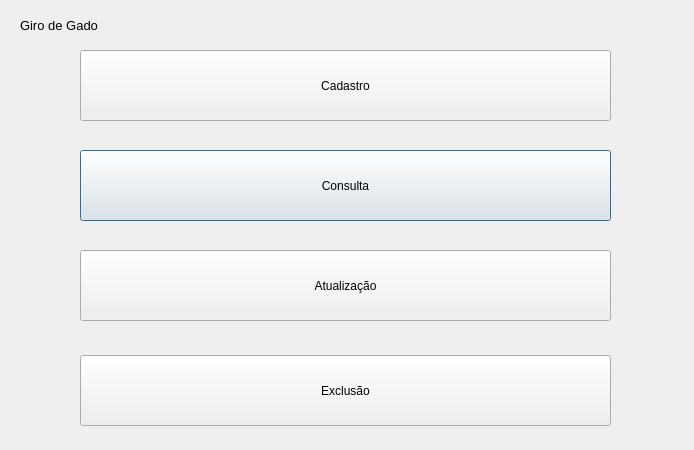
This is cattlemanagementscreen.ui in MaceGabriel/GiroDeGado as Qt 5 draws it before an edit. The edited form follows.
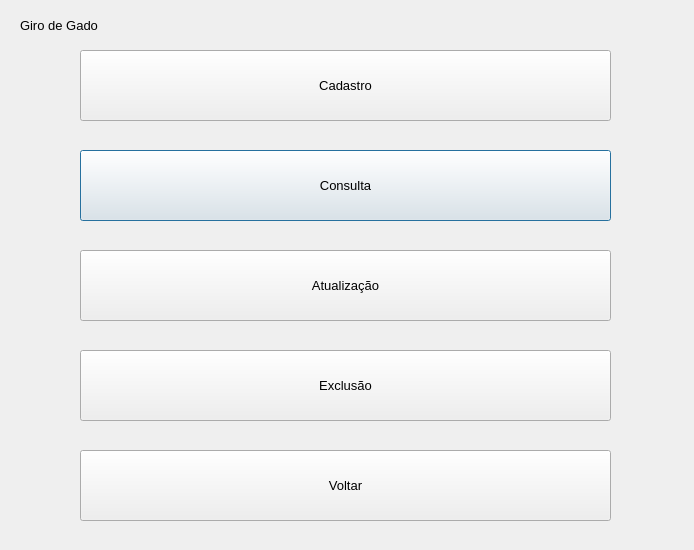
This is the edited form.

What changed in the file:
```diff
--- a/cattlemanagementscreen.ui
+++ b/cattlemanagementscreen.ui
@@ -7,7 +7,7 @@
     <x>0</x>
     <y>0</y>
     <width>694</width>
-    <height>450</height>
+    <height>550</height>
    </rect>
   </property>
   <property name="windowTitle">
@@ -22,6 +22,11 @@
      <height>71</height>
     </rect>
    </property>
+   <property name="font">
+    <font>
+     <pointsize>10</pointsize>
+    </font>
+   </property>
    <property name="text">
     <string>Consulta</string>
    </property>
@@ -35,6 +40,11 @@
      <height>71</height>
     </rect>
    </property>
+   <property name="font">
+    <font>
+     <pointsize>10</pointsize>
+    </font>
+   </property>
    <property name="text">
     <string>Atualização</string>
    </property>
@@ -48,6 +58,11 @@
      <height>71</height>
     </rect>
    </property>
+   <property name="font">
+    <font>
+     <pointsize>10</pointsize>
+    </font>
+   </property>
    <property name="text">
     <string>Cadastro</string>
    </property>
@@ -74,15 +89,38 @@
    <property name="geometry">
     <rect>
      <x>80</x>
-     <y>355</y>
+     <y>350</y>
      <width>531</width>
      <height>71</height>
     </rect>
    </property>
+   <property name="font">
+    <font>
+     <pointsize>10</pointsize>
+    </font>
+   </property>
    <property name="text">
     <string>Exclusão</string>
    </property>
   </widget>
+  <widget class="QPushButton" name="pushButton_5">
+   <property name="geometry">
+    <rect>
+     <x>80</x>
+     <y>450</y>
+     <width>531</width>
+     <height>71</height>
+    </rect>
+   </property>
+   <property name="font">
+    <font>
+     <pointsize>10</pointsize>
+    </font>
+   </property>
+   <property name="text">
+    <string>Voltar</string>
+   </property>
+  </widget>
  </widget>
  <resources/>
  <connections/>
```
